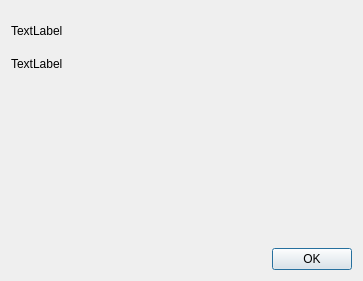
Samsung/ioter, file res/view/main_help.ui: the form before one commit.
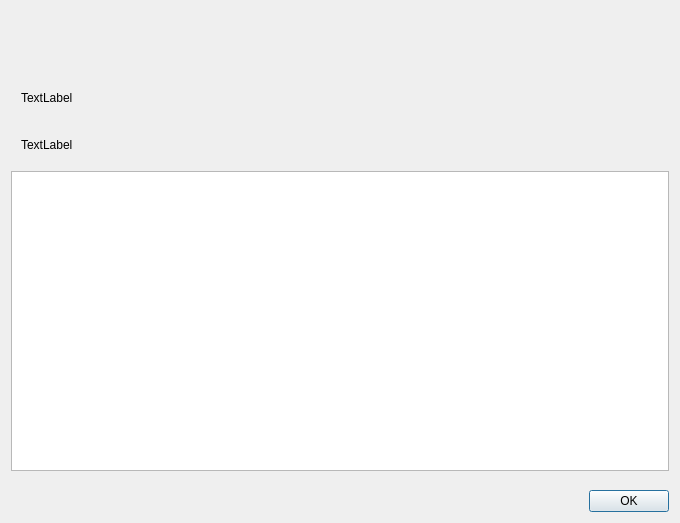
The form after the commit. Icons and pictures are not drawn.

Commit message:
Revise About dialog
Previously, Help > About dialog shows git version as default.
In forked repositories, ioter is showing different version information.
So the way to fetch version is updated that version is referred to config.json

Diff of the .ui file:
```diff
--- a/res/view/main_help.ui
+++ b/res/view/main_help.ui
@@ -6,8 +6,8 @@
    <rect>
     <x>0</x>
     <y>0</y>
-    <width>361</width>
-    <height>281</height>
+    <width>680</width>
+    <height>523</height>
    </rect>
   </property>
   <property name="windowTitle">
@@ -16,36 +16,101 @@
   <layout class="QVBoxLayout" name="verticalLayout_2">
    <item>
     <layout class="QVBoxLayout" name="verticalLayout">
+     <item>
+      <layout class="QHBoxLayout" name="horizontalLayout">
+       <item>
+        <widget class="QLabel" name="logoLabel">
+         <property name="sizePolicy">
+          <sizepolicy hsizetype="Preferred" vsizetype="Preferred">
+           <horstretch>0</horstretch>
+           <verstretch>1</verstretch>
+          </sizepolicy>
+         </property>
+         <property name="minimumSize">
+          <size>
+           <width>0</width>
+           <height>60</height>
+          </size>
+         </property>
+         <property name="text">
+          <string/>
+         </property>
+         <property name="pixmap">
+          <pixmap>../icon/ioter_logo.png</pixmap>
+         </property>
+         <property name="margin">
+          <number>100</number>
+         </property>
+         <property name="indent">
+          <number>-1</number>
+         </property>
+        </widget>
+       </item>
+      </layout>
+     </item>
      <item>
       <widget class="QLabel" name="titleLabel">
+       <property name="enabled">
+        <bool>true</bool>
+       </property>
        <property name="sizePolicy">
-        <sizepolicy hsizetype="Expanding" vsizetype="Fixed">
+        <sizepolicy hsizetype="Preferred" vsizetype="Preferred">
          <horstretch>0</horstretch>
          <verstretch>1</verstretch>
         </sizepolicy>
        </property>
        <property name="minimumSize">
         <size>
-         <width>341</width>
-         <height>40</height>
+         <width>200</width>
+         <height>0</height>
         </size>
        </property>
        <property name="text">
         <string>TextLabel</string>
        </property>
+       <property name="alignment">
+        <set>Qt::AlignLeading|Qt::AlignLeft|Qt::AlignVCenter</set>
+       </property>
+       <property name="margin">
+        <number>10</number>
+       </property>
+       <property name="indent">
+        <number>10</number>
+       </property>
       </widget>
      </item>
      <item>
       <widget class="QLabel" name="githubLabel">
+       <property name="sizePolicy">
+        <sizepolicy hsizetype="Preferred" vsizetype="Preferred">
+         <horstretch>0</horstretch>
+         <verstretch>1</verstretch>
+        </sizepolicy>
+       </property>
+       <property name="minimumSize">
+        <size>
+         <width>0</width>
+         <height>0</height>
+        </size>
+       </property>
        <property name="text">
         <string>TextLabel</string>
        </property>
+       <property name="alignment">
+        <set>Qt::AlignLeading|Qt::AlignLeft|Qt::AlignVCenter</set>
+       </property>
+       <property name="margin">
+        <number>10</number>
+       </property>
+       <property name="indent">
+        <number>10</number>
+       </property>
       </widget>
      </item>
      <item>
       <spacer name="verticalSpacer">
        <property name="sizePolicy">
-        <sizepolicy hsizetype="Minimum" vsizetype="Expanding">
+        <sizepolicy hsizetype="Minimum" vsizetype="Preferred">
          <horstretch>0</horstretch>
          <verstretch>0</verstretch>
         </sizepolicy>
@@ -60,12 +125,41 @@
         <enum>Qt::Vertical</enum>
        </property>
        <property name="sizeType">
-        <enum>QSizePolicy::Expanding</enum>
+        <enum>QSizePolicy::Preferred</enum>
        </property>
        <property name="sizeHint" stdset="0">
+        <size>
+         <width>338</width>
+         <height>13</height>
+        </size>
+       </property>
+      </spacer>
+     </item>
+     <item>
+      <widget class="QTextBrowser" name="licenseBrowser">
+       <property name="minimumSize">
         <size>
          <width>0</width>
-         <height>1</height>
+         <height>300</height>
+        </size>
+       </property>
+       <property name="documentTitle">
+        <string>License</string>
+       </property>
+       <property name="openLinks">
+        <bool>false</bool>
+       </property>
+      </widget>
+     </item>
+     <item>
+      <spacer name="verticalSpacer_2">
+       <property name="orientation">
+        <enum>Qt::Vertical</enum>
+       </property>
+       <property name="sizeHint" stdset="0">
+        <size>
+         <width>20</width>
+         <height>13</height>
         </size>
        </property>
       </spacer>
@@ -73,7 +167,7 @@
      <item>
       <widget class="QDialogButtonBox" name="helpButtonBox">
        <property name="sizePolicy">
-        <sizepolicy hsizetype="Fixed" vsizetype="Fixed">
+        <sizepolicy hsizetype="Expanding" vsizetype="Fixed">
          <horstretch>0</horstretch>
          <verstretch>1</verstretch>
         </sizepolicy>
```
The commit also changes 5 other files.
